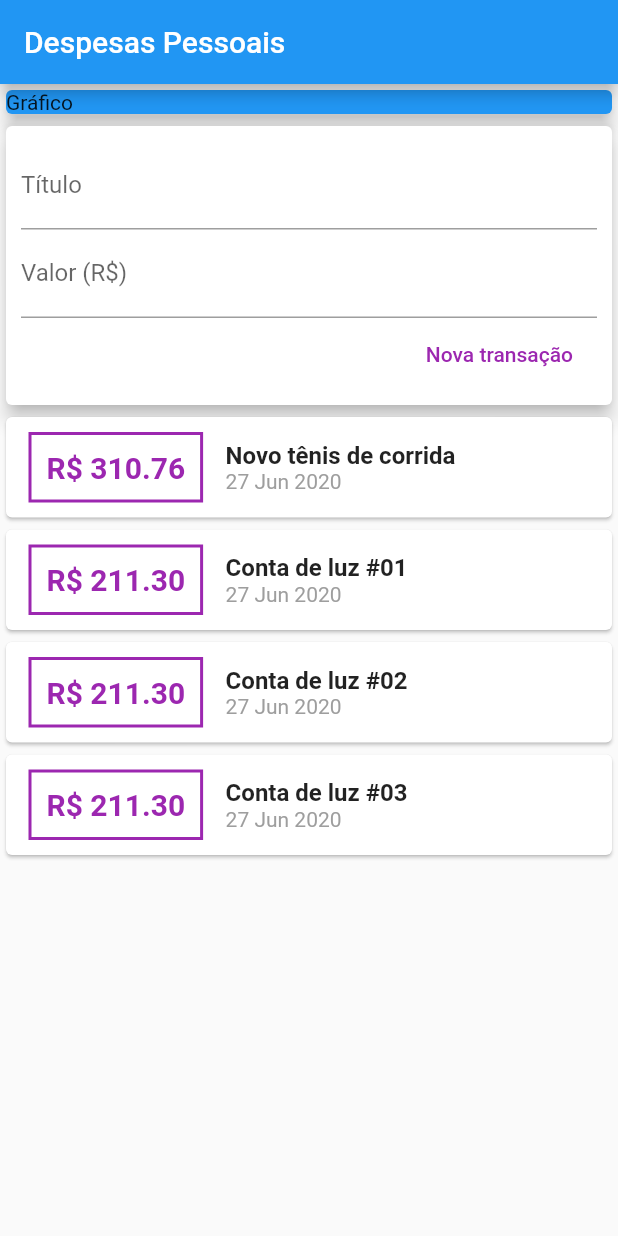
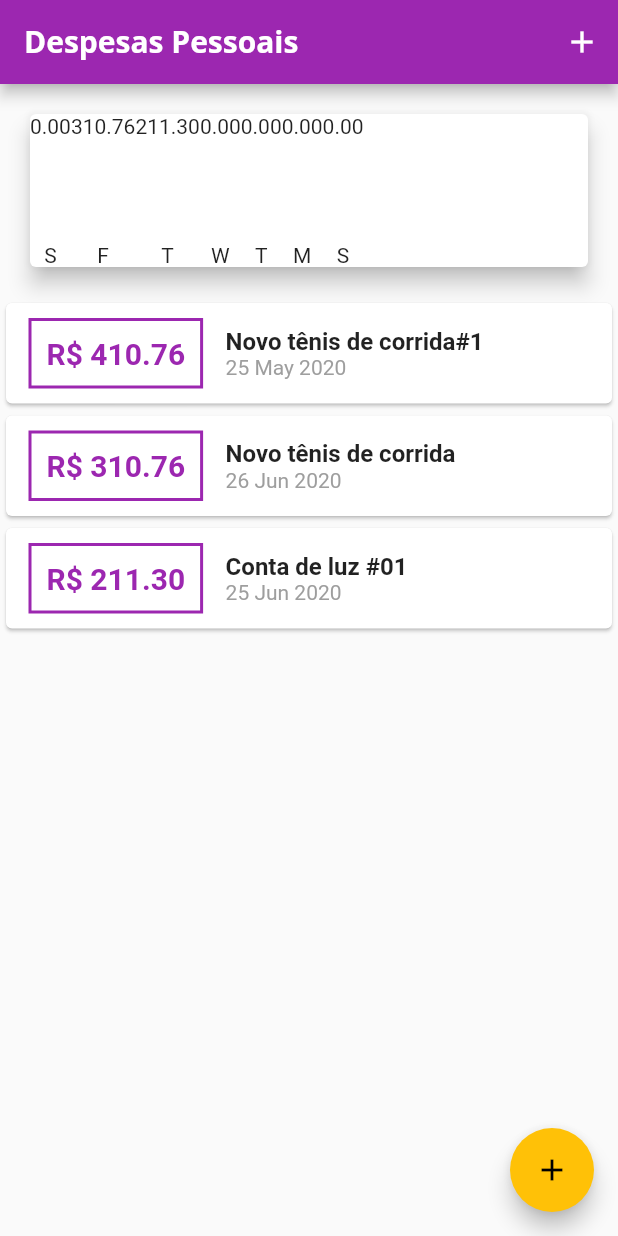
Before and after one commit to brthema072/despesas_pessoais, a Flutter app: the screen it shows after launch, on a phone screen of 412 x 824 dp. Run offline on Flutter 3.47's test engine with Material 2 defaults, Android fonts, the phone set to English and light mode, and no system bars.

Commit message:
adicionando fints, images e chartBar de gastos

```diff
--- /dev/null
+++ b/lib/components/chart.dart
@@ -0,0 +1,55 @@
+import 'package:flutter/material.dart';
+import 'package:intl/intl.dart';
+import '../models/transaction.dart';
+
+import './chart_bar.dart';
+
+class Chart extends StatelessWidget {
+
+  final List<Transaction> recentTransaction;
+
+  Chart(this.recentTransaction);
+
+  List<Map<String, Object>> get groupedTransactions{
+    return List.generate(7,(index){
+      final weekDay = DateTime.now().subtract(
+        Duration(days: index),
+      );
+
+      double totalSum = 0.0;
+
+      for(var i =0; i<recentTransaction.length; i++){
+        bool sameDay = recentTransaction[i].date.day == weekDay.day;
+        bool sameMonth = recentTransaction[i].date.month == weekDay.month;
+        bool sameYear = recentTransaction[i].date.year == weekDay.year;
+
+
+        if(sameDay && sameMonth && sameYear){
+          totalSum += recentTransaction[i].value;
+        }
+      }
+
+      return {
+        'day': DateFormat.E().format(weekDay)[0],
+        'value': totalSum
+      };
+    });
+  }
+
+  @override
+  Widget build(BuildContext context) {
+    return Card(
+      elevation: 6,
+      margin: EdgeInsets.all(20),
+      child: Row(
+        children: groupedTransactions.map((tr){
+          return ChartBar(
+            label: tr['day'],
+            value: tr['value'],
+            percentage: 0,
+          );
+        }).toList(),
+      ),
+    );
+  }
+}
--- /dev/null
+++ b/lib/components/chart_bar.dart
@@ -0,0 +1,33 @@
+import 'package:flutter/material.dart';
+
+class ChartBar extends StatelessWidget {
+
+  final String label;
+  final double value;
+  final double percentage;
+
+  ChartBar({
+    this.label,
+    this.value,
+    this.percentage
+  });
+
+  @override
+  Widget build(BuildContext context) {
+    return Column(
+      children: <Widget>[
+        Text('${value.toStringAsFixed(2)}'),
+        SizedBox(height: 5),
+
+        Container(
+          height: 60,
+          width: 10,
+          child: null,
+        ),
+
+        SizedBox(height: 5),
+        Text(label)
+      ],
+    );
+  }
+}
--- a/lib/components/transaction_form.dart
+++ b/lib/components/transaction_form.dart
@@ -1,13 +1,29 @@
 import 'package:flutter/material.dart';
 
-class TransactionForm extends StatelessWidget {
-
-  final titleController = TextEditingController();
-  final valueController = TextEditingController();
+class TransactionForm extends StatefulWidget {
 
   final void Function(String, double) onSubmit;
 
   TransactionForm(this.onSubmit);
+
+  @override
+  _TransactionFormState createState() => _TransactionFormState();
+}
+
+class _TransactionFormState extends State<TransactionForm> {
+  final titleController = TextEditingController();
+
+  final valueController = TextEditingController();
+
+  _submitForm(){
+    final title = titleController.text;
+    final value = double.tryParse(valueController.text) ?? 0.0;
+
+    if(title.isEmpty || value<=0){
+      return;
+    }
+    widget.onSubmit(title, value);
+  }
 
   @override
   Widget build(BuildContext context) {
@@ -19,12 +35,15 @@ class TransactionForm extends StatelessWidget {
           children: <Widget>[
             TextField(
               controller: titleController,
+              onSubmitted: (_)=> _submitForm(),
               decoration: InputDecoration(
                 labelText: 'Título'
               ),
             ),
             TextField(
               controller: valueController,
+              keyboardType: TextInputType.numberWithOptions(decimal: true),
+              onSubmitted: (_)=> _submitForm(),
               decoration: InputDecoration(
                 labelText: 'Valor (R\$)'
               ),
@@ -35,12 +54,7 @@ class TransactionForm extends StatelessWidget {
                 FlatButton(
                   child: Text('Nova transação'),
                   textColor: Colors.purple,
-                  onPressed: (){
-                    final title = titleController.text;
-                    final value = double.tryParse(valueController.text) ?? 0.0;
-
-                    onSubmit(title, value);
-                  },
+                  onPressed: _submitForm,
                 ),
               ],
             )
--- a/lib/components/transaction_list.dart
+++ b/lib/components/transaction_list.dart
@@ -12,7 +12,23 @@ class TransactionList extends StatelessWidget {
   Widget build(BuildContext context) {
     return Container(
       height: 300,
-      child: ListView.builder(
+      child: transactions.isEmpty? Column(
+        children: <Widget>[
+          SizedBox(height: 20),
+          Text(
+            'Nenhuma Transação Cadastrada!',
+            style: Theme.of(context).textTheme.headline1
+          ),
+          SizedBox(height: 20),
+          Container(
+            height: 200,
+            child: Image.asset(
+              'assets/images/waiting.png',
+              fit: BoxFit.cover,
+            ),
+          ),
+        ],
+      ) : ListView.builder(
         itemCount: transactions.length,
         itemBuilder: (ctx, index){
           final tr = transactions[index];
@@ -26,7 +42,7 @@ class TransactionList extends StatelessWidget {
                   ),
                   decoration: BoxDecoration(
                     border: Border.all(
-                      color: Colors.purple,
+                      color: Theme.of(context).primaryColor,
                       width: 2,
                     ),
                   ),
@@ -36,7 +52,7 @@ class TransactionList extends StatelessWidget {
                     style: TextStyle(
                       fontWeight: FontWeight.bold,
                       fontSize: 20,
-                      color: Colors.purple,
+                      color: Theme.of(context).primaryColor,
                     ),
                   ),
                 ),
--- a/lib/components/transaction_user.dart
+++ /dev/null
@@ -1,70 +0,0 @@
-import 'dart:math';
-
-import 'package:flutter/material.dart';
-import 'transaction_form.dart';
-import 'transaction_list.dart';
-import '../models/transaction.dart';
-
-class TransactionUser extends StatefulWidget {
-  @override
-  _TransactionUserState createState() => _TransactionUserState();
-}
-
-class _TransactionUserState extends State<TransactionUser>{
-
-  final _transactions =[
-    Transaction(
-      id: 't1',
-      title: 'Novo tênis de corrida',
-      value: 310.76,
-      date: DateTime.now(),
-    ),
-    Transaction(
-      id: 't20',
-      title: 'Conta de luz #01',
-      value: 211.30,
-      date: DateTime.now(),
-    ),
-    Transaction(
-      id: 't3',
-      title: 'Conta de luz #02',
-      value: 211.30,
-      date: DateTime.now(),
-    ),
-    Transaction(
-      id: 't4',
-      title: 'Conta de luz #03',
-      value: 211.30,
-      date: DateTime.now(),
-    ),
-    Transaction(
-      id: 't5',
-      title: 'Conta de luz #04',
-      value: 211.30,
-      date: DateTime.now(),
-    ),
-  ];
-
-  _addTransaction(String title, double value){
-    final newTransaction = Transaction(
-      id: Random().nextDouble().toString(),
-      title: title,
-      value: value,
-      date: DateTime.now(),
-    );
-
-    setState(() {
-      _transactions.add(newTransaction);
-    });
-  }
-
-  @override
-  Widget build(BuildContext context) {
-    return Column(
-      children: <Widget>[
-        TransactionForm(_addTransaction),
-        TransactionList(_transactions),
-      ],
-    );
-  }
-}
--- a/lib/main.dart
+++ b/lib/main.dart
@@ -1,5 +1,11 @@
+import 'package:expenses/components/chart.dart';
+import 'package:expenses/components/transaction_form.dart';
+import 'package:expenses/models/transaction.dart';
 import 'package:flutter/material.dart';
-import './components/transaction_user.dart';
+
+import './components/transaction_list.dart';
+import './components/transaction_form.dart';
+import 'dart:math';
 
 main() => runApp(ExpensesApp());
 
@@ -7,34 +13,114 @@ class ExpensesApp extends StatelessWidget {
   @override
   Widget build(BuildContext context) {
     return MaterialApp(
-      home: MyHomePage()
+      home: MyHomePage(),
+      theme: ThemeData(
+        // primarySwatch: Colors.teal,
+        primarySwatch: Colors.purple,
+        accentColor: Colors.amber,
+        fontFamily: 'Quicksand',
+        textTheme: ThemeData.light().textTheme.copyWith(
+          headline1: TextStyle(
+            fontFamily: 'OpenSans',
+            fontSize: 18,
+            fontWeight: FontWeight.bold,
+          )
+        )
+      ),
     );
   }
 }
 
 
-class MyHomePage extends StatelessWidget {
+class MyHomePage extends StatefulWidget {
+
+  @override
+  _MyHomePageState createState() => _MyHomePageState();
+}
+
+class _MyHomePageState extends State<MyHomePage> {
+
+  final List<Transaction> _transactions =[
+    Transaction(
+      id: 't0',
+      title: 'Novo tênis de corrida#1',
+      value: 410.76,
+      date: DateTime.now().subtract(Duration(days: 33)),
+    ),
+    Transaction(
+      id: 't1',
+      title: 'Novo tênis de corrida',
+      value: 310.76,
+      date: DateTime.now().subtract(Duration(days: 1)),
+    ),
+    Transaction(
+      id: 't20',
+      title: 'Conta de luz #01',
+      value: 211.30,
+      date: DateTime.now().subtract(Duration(days: 2)),
+    ),
+  ];
+
+  List<Transaction> get _recentTransactions{
+    return _transactions.where((tr){
+      return tr.date.isAfter(DateTime.now().subtract(
+        Duration(days:7),
+      ));
+    }).toList();
+  }
+
+  _addTransaction(String title, double value){
+    final newTransaction = Transaction(
+      id: Random().nextDouble().toString(),
+      title: title,
+      value: value,
+      date: DateTime.now(),
+    );
+
+    setState(() {
+      _transactions.add(newTransaction);
+    });
+
+    Navigator.of(context).pop();
+  }
+
+  _openTransactionFormModal(BuildContext context){
+    showModalBottomSheet(context: context, builder: (_){
+      return TransactionForm(_addTransaction);
+    });
+  }
 
   @override
   Widget build(BuildContext context) {
     return Scaffold(
       appBar: AppBar(
-        title: Text('Despesas Pessoais')
+        title: Text(
+          'Despesas Pessoais',
+          style: TextStyle(
+            fontFamily: 'OpenSans',
+            fontSize: 20,
+            fontWeight: FontWeight.bold,
+          ),
+        ),
+        actions: <Widget>[
+          IconButton(
+            icon: Icon(Icons.add),
+            onPressed: ()=> _openTransactionFormModal(context),
+          )
+        ],
       ),
       body: SingleChildScrollView(
-              child: Column(
+        child: Column(
           crossAxisAlignment: CrossAxisAlignment.stretch,
           children: <Widget>[
-            Container(
-              child: Card(
-                color: Colors.blue,
-                child: Text('Gráfico'),
-                elevation: 5,
-              ),
-            ),
-            TransactionUser()
+            Chart(_recentTransactions),
+            TransactionList(_transactions),
           ],
         ),
+      ),
+      floatingActionButton: FloatingActionButton(
+        child: Icon(Icons.add),
+        onPressed: () => _openTransactionFormModal(context)
       ),
     );
   }
```
Also changed, not shown: pubspec.yaml (+14 -9 lines), assets/fonts/OpenSans-Bold.ttf (added), assets/fonts/OpenSans-Regular.ttf (added), assets/fonts/Quicksand-Bold.ttf (added), assets/fonts/Quicksand-Light.ttf (added), assets/fonts/Quicksand-Medium.ttf (added), assets/fonts/Quicksand-Regular.ttf (added), assets/images/waiting.png (added).
